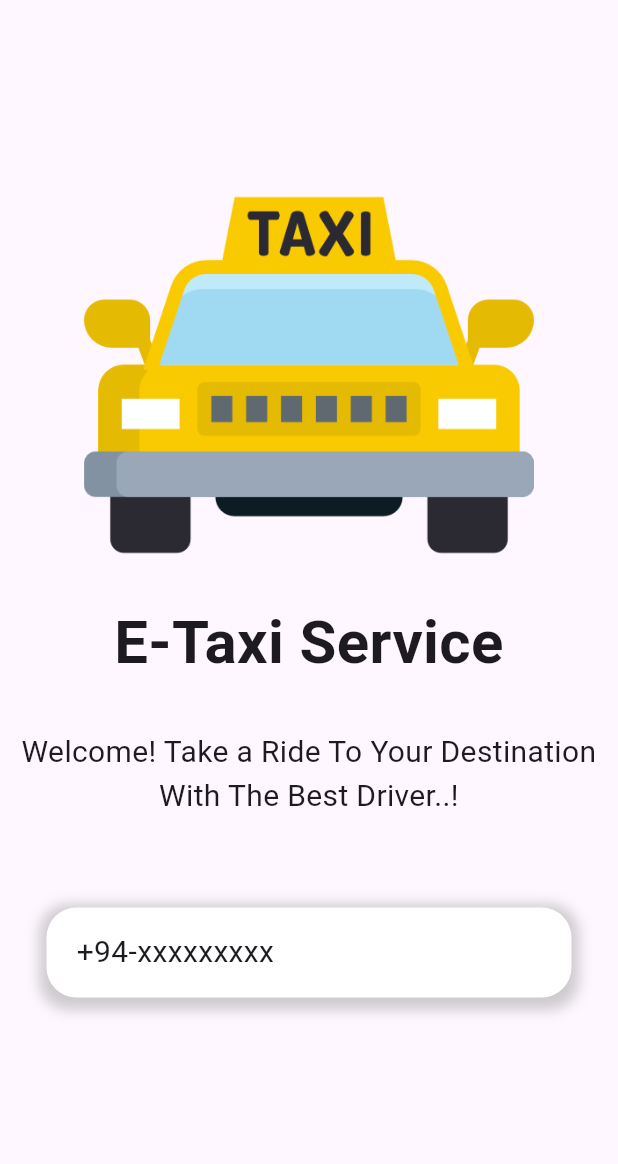
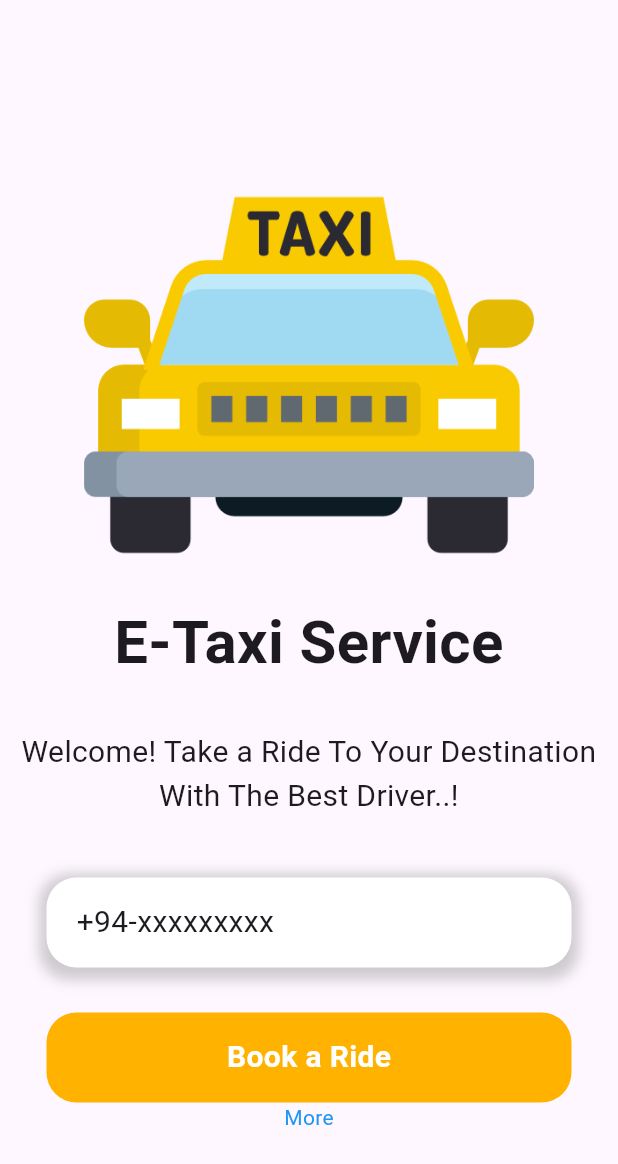
Before and after one commit to ahinsa-1111/flutter_taxi_booking_ui, a Flutter app: the screen it shows after launch, on a phone screen of 412 x 824 dp. Shown: the top 1164 px of the screen. Run offline on Flutter 3.47's test engine with Material 3 defaults, Android fonts, the phone set to English and light mode, and no system bars.

Commit message:
commit_06

```diff
--- a/lib/home.dart
+++ b/lib/home.dart
@@ -40,7 +40,7 @@ class Home extends StatelessWidget {
           ),
         ),
         SizedBox(
-          height: 50,
+          height: 30,
         ),
         Container(
           height: 60,
@@ -64,7 +64,29 @@ class Home extends StatelessWidget {
                   style: TextStyle(fontSize: 20),
                 ),
               )),
-        )
+        ),
+        SizedBox(
+          height: 30,
+        ),
+        Container(
+          height: 60,
+          width: 350,
+          decoration: BoxDecoration(
+            color: Colors.amber[600],
+            borderRadius: BorderRadius.circular(20),
+          ),
+          child: Center(
+              child: Text("Book a Ride",
+                  style: TextStyle(
+                    color: Colors.white,
+                    fontSize: 20,
+                    fontWeight: FontWeight.bold,
+                  ))),
+        ),
+        Text(
+          "More",
+          style: TextStyle(color: Colors.blue),
+        ),
       ],
     );
   }
```
